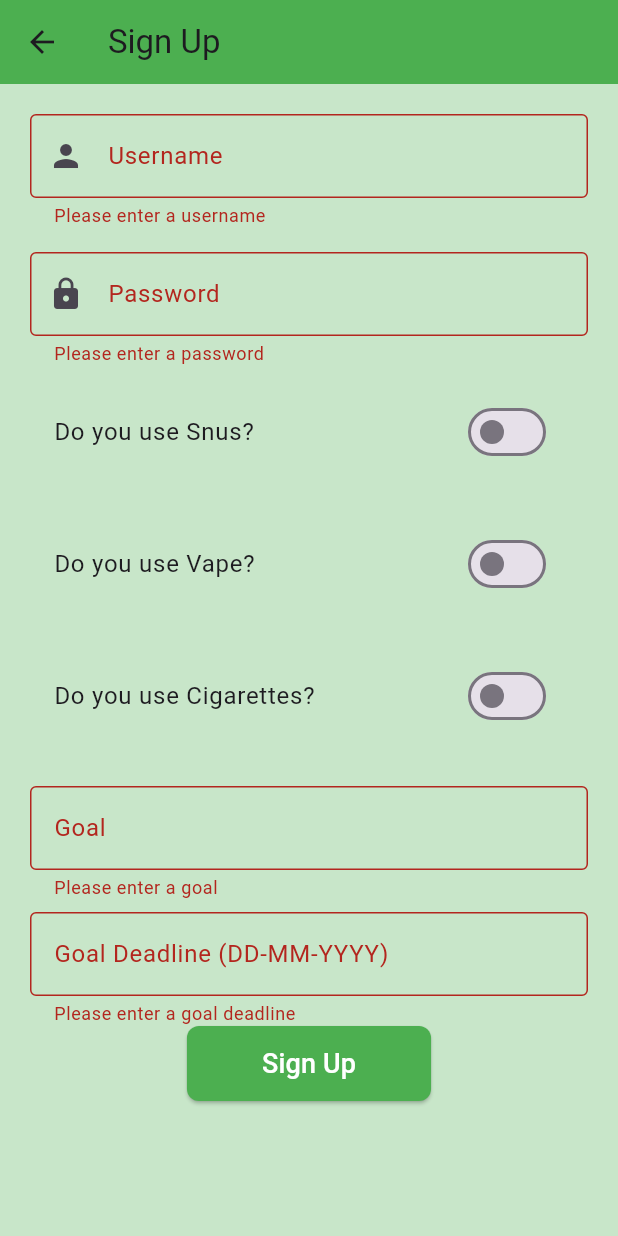
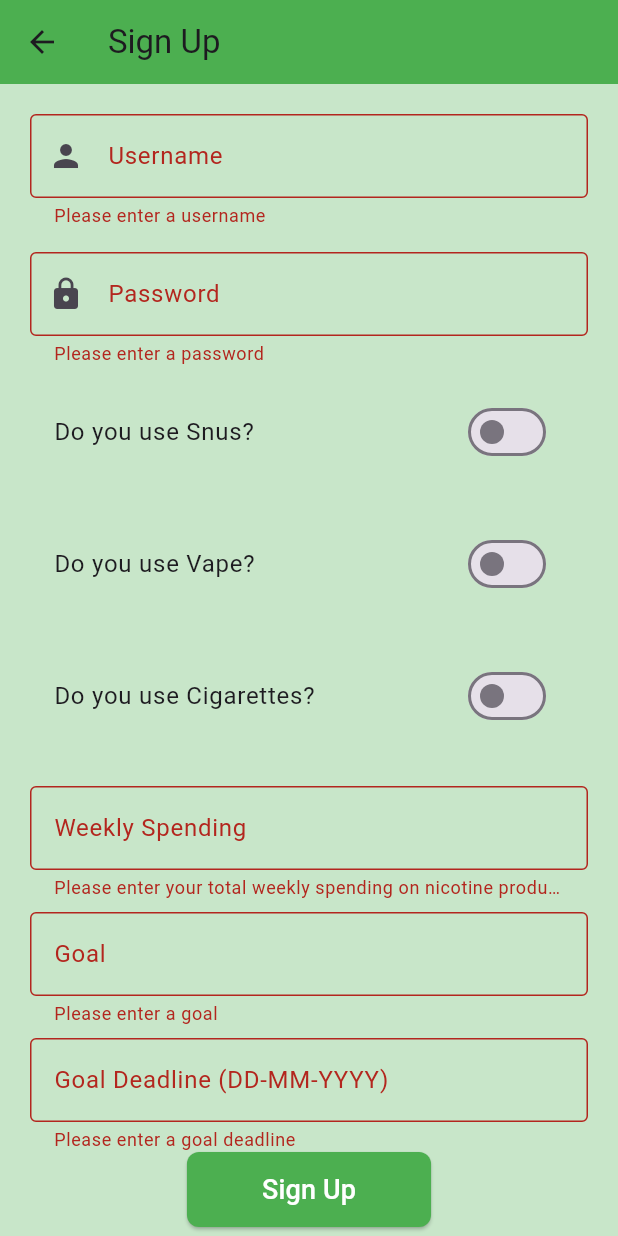
Before and after one commit to xyberii4/nittyquitty, a Flutter app: the SignUpScreen screen opened directly, after a tap on "Sign Up", on a phone screen of 412 x 824 dp. Run offline on Flutter 3.47's test engine with Material 3 defaults, Android fonts, the phone set to English and light mode, and no system bars; our stand-ins replace fl_chart, flutter_local_notifications, google_fonts, shared_preferences; accounts and stored records are empty; network calls fail.

Commit message:
Added option to sign up with weekly spending, saved all values in user prefs

```diff
--- a/Frontend/lib/screens/login_screen.dart
+++ b/Frontend/lib/screens/login_screen.dart
@@ -46,7 +46,7 @@ class _LoginScreenState extends State<LoginScreen> {
                 TextFormField(
                   controller: _usernameController,
                   decoration: InputDecoration(
-                    labelText: "Username battyman",
+                    labelText: "Username",
                     border: OutlineInputBorder(),
                     prefixIcon: Icon(Icons.person),
                   ),
--- a/Frontend/lib/screens/savings_screen.dart
+++ b/Frontend/lib/screens/savings_screen.dart
@@ -1,6 +1,6 @@
 import 'package:flutter/material.dart';
-import 'package:nittyquitty/services/db_requests.dart';
 import 'package:google_fonts/google_fonts.dart';
+// import 'package:nittyquitty/services/db_requests.dart';
 
 enum Period {
   week,
--- a/Frontend/lib/screens/signup_screen.dart
+++ b/Frontend/lib/screens/signup_screen.dart
@@ -22,6 +22,7 @@ class _SignUpScreenState extends State<SignUpScreen> {
   final TextEditingController _cigaretteWeeklyUsageController = TextEditingController();
   final TextEditingController _goalController = TextEditingController();
   final TextEditingController _goalDeadlineController = TextEditingController();
+  final TextEditingController _weeklySpending = TextEditingController();
 
   bool _snusSelected = false;
   bool _vapeSelected = false;
@@ -42,6 +43,7 @@ class _SignUpScreenState extends State<SignUpScreen> {
         "cig_weekly_usage": int.tryParse(_cigaretteWeeklyUsageController.text) ?? 0,
         "goal": double.tryParse(_goalController.text) ?? 0.0,
         "goal_deadline": _goalDeadlineController.text,
+        "weekly_spending": double.tryParse(_weeklySpending.text) ?? 0.0,
       };
 
       // Convert format back into yyyy-mm-dd for the API request
@@ -64,6 +66,7 @@ class _SignUpScreenState extends State<SignUpScreen> {
       final Uri url = Uri.parse('http://34.105.133.181:8080/user/signup');
 
       try {
+        print("response");
         final response = await http.post(
           url,
           headers: {'Content-Type': 'application/json'},
@@ -282,6 +285,23 @@ class _SignUpScreenState extends State<SignUpScreen> {
                   ),
                 const SizedBox(height: 24),
 
+                // weekly spending
+                TextFormField(
+                  controller: _weeklySpending,
+                  keyboardType: TextInputType.number,
+                  decoration: const InputDecoration(
+                    labelText: "Weekly Spending",
+                    border: OutlineInputBorder(),
+                  ),
+                  validator: (value) {
+                    if (value == null || value.isEmpty) {
+                      return "Please enter your total weekly spending on nicotine products";
+                    }
+                    return null;
+                  },
+                ),
+                const SizedBox(height: 8),
+
                 // Goal Input Field
                 TextFormField(
                   controller: _goalController,
--- a/Frontend/lib/services/goal_generator.dart
+++ b/Frontend/lib/services/goal_generator.dart
@@ -51,9 +51,9 @@ Future<void> fetchTestData() async {
 }
 */
 
+// 1 cig is 10mg
 
 // currently just takes an average of the past week, and does 0.8 * avg
-
 double computeNextDayTarget(Map<DateTime, double> dailyTotals, {int daysLookback = 7}) {
   if (dailyTotals.isEmpty) return 0.0;
 
```
Also changed, not shown: Frontend/lib/services/auth_helper.dart (+27 -8 lines), Frontend/lib/services/db_requests.dart (+2 -35 lines).
